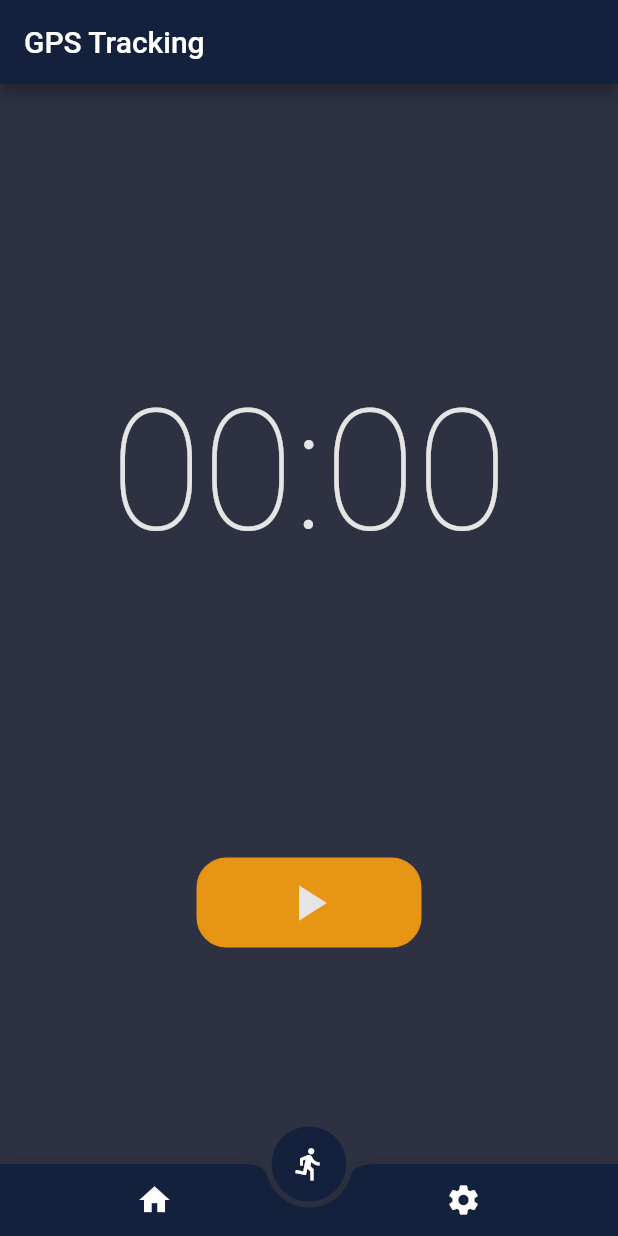
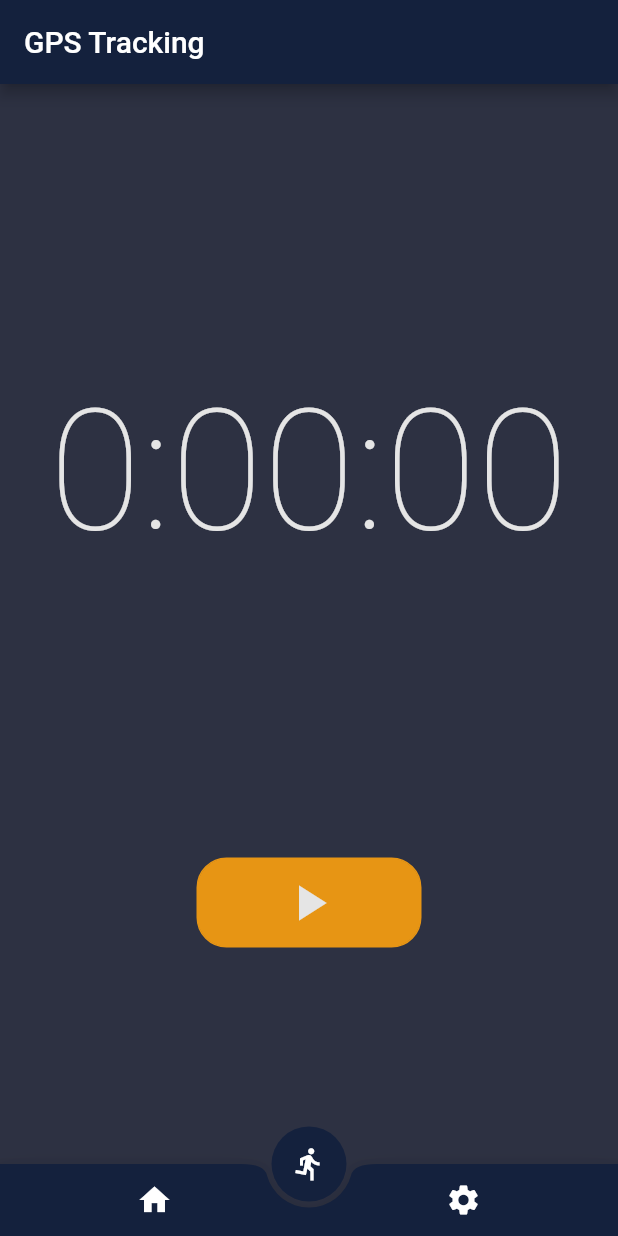
Before and after one commit to robertexplodes/flutter-gps-tracker, a Flutter app: the screen it shows after launch, on a phone screen of 412 x 824 dp. Run offline on Flutter 3.47's test engine with Material 2 defaults, Android fonts, the phone set to English and light mode, and no system bars; our stand-ins replace cached_network_image, flutter_map, latlong2, location, stop_watch_timer; missing offline and left inert: flutter_map_tappable_polyline.

```diff
--- a/app/lib/main.dart
+++ b/app/lib/main.dart
@@ -5,6 +5,7 @@ import 'package:gpstracking/pages/settings_page.dart';
 import 'package:gpstracking/provider/run_provider.dart';
 import 'package:gpstracking/provider/theme_provider.dart';
 import 'package:gpstracking/domain/theme.dart';
+import 'package:gpstracking/provider/weather_provider.dart';
 import 'package:provider/provider.dart';
 
 void main() {
@@ -16,6 +17,9 @@ void main() {
         ),
         ChangeNotifierProvider(
           create: (_) => RunProvider(),
+        ),
+        ChangeNotifierProvider(
+          create: (_) => WeatherProvider(),
         ),
       ],
       child: MyApp(),
--- a/app/lib/pages/new_run_page.dart
+++ b/app/lib/pages/new_run_page.dart
@@ -1,29 +1,63 @@
+import 'dart:async';
+
 import 'package:flutter/material.dart';
 import 'package:stop_watch_timer/stop_watch_timer.dart';
 
-class NewRunPage extends StatelessWidget {
+class NewRunPage extends StatefulWidget {
   NewRunPage({Key? key}) : super(key: key);
 
-  var stopWatchTimer = StopWatchTimer(
-    mode: StopWatchMode.countUp,
-    onChange: (value) => print('onChange $value'),
-    onChangeRawSecond: (value) => print('onChangeRawSecond $value'),
-    onChangeRawMinute: (value) => print('onChangeRawMinute $value'),
-  );
+  @override
+  State<NewRunPage> createState() => _NewRunPageState();
+}
+
+class _NewRunPageState extends State<NewRunPage> {
+  Stopwatch stopwatch = Stopwatch();
+
+  @override
+  void initState() {
+    super.initState();
+  }
+
+  format(Duration d) => d.toString().split('.').first.padLeft(2, "0");
+
+  bool running = false;
+
+  Timer? timer;
 
   @override
   Widget build(BuildContext context) {
-    stopWatchTimer.secondTime.listen((value) => print('secondTime $value'));
-
     var theme = Theme.of(context);
+    var time = stopwatch.elapsed;
+    var formattedTime = format(time);
     return Center(
       child: Column(
         mainAxisAlignment: MainAxisAlignment.spaceEvenly,
         children: [
           Container(
-            child: Text('00:00', style: theme.textTheme.headline1,),
+            child: Text(
+              formattedTime,
+              style: theme.textTheme.headline1,
+            ),
           ),
-          GestureDetector(
+          InkWell(
+            onTap: () {
+              setState(() {
+                if (!running) {
+                  stopwatch.start();
+                  timer = Timer.periodic(Duration(seconds: 1), (timer) {
+                    setState(() {
+
+                    });
+                  });
+                } else {
+                  stopwatch.stop();
+                  timer!.cancel();
+                }
+                setState(() {
+                  running = !running;
+                });
+              });
+            },
             child: Container(
               width: 150,
               height: 60,
@@ -31,10 +65,10 @@ class NewRunPage extends StatelessWidget {
                   border: Border.all(
                     color: theme.cardColor,
                   ),
-                  color:  theme.cardColor,
-                  borderRadius: const BorderRadius.all(Radius.circular(20))
-              ),
-              child: Icon(Icons.play_arrow, color: theme.textTheme.bodyText2?.color,size: 40),
+                  color: theme.cardColor,
+                  borderRadius: const BorderRadius.all(Radius.circular(20))),
+              child: Icon(running ? Icons.pause : Icons.play_arrow,
+                  color: theme.textTheme.bodyText2?.color, size: 40),
             ),
           ),
         ],
--- a/app/lib/widgets/run_list_tile.dart
+++ b/app/lib/widgets/run_list_tile.dart
@@ -11,12 +11,12 @@ class RunListTile extends StatelessWidget {
   @override
   Widget build(BuildContext context) {
     var theme = Theme.of(context);
-    var formatedTime = Duration(
+    var formattedTime = Duration(
             hours: run.duration ~/ 3600,
             minutes: run.duration % 3600 ~/ 60,
             seconds: run.duration % 3600 % 60)
         .toString();
-    formatedTime = formatedTime.substring(0, formatedTime.indexOf("."));
+    formattedTime = formattedTime.substring(0, formattedTime.indexOf("."));
     return GestureDetector(
       onTap: () {
         Navigator.of(context)
@@ -44,7 +44,7 @@ class RunListTile extends StatelessWidget {
                   Container(
                     width: double.infinity,
                     child: Text(
-                      formatedTime,
+                      formattedTime,
                       textAlign: TextAlign.start,
                       style: theme.textTheme.bodyText2,
                     ),
--- a/app/pubspec.yaml
+++ b/app/pubspec.yaml
@@ -38,6 +38,7 @@ dependencies:
   intl: ^0.17.0
   http: ^0.13.4
   stop_watch_timer: ^1.3.1
+  cached_network_image: ^3.2.0
 
   # The following adds the Cupertino Icons font to your application.
   # Use with the CupertinoIcons class for iOS style icons.
```
Also changed, not shown: app/lib/pages/home_page.dart (+14 -7 lines), app/lib/provider/weather_provider.dart (added, +18 -0 lines), app/pubspec.lock.
